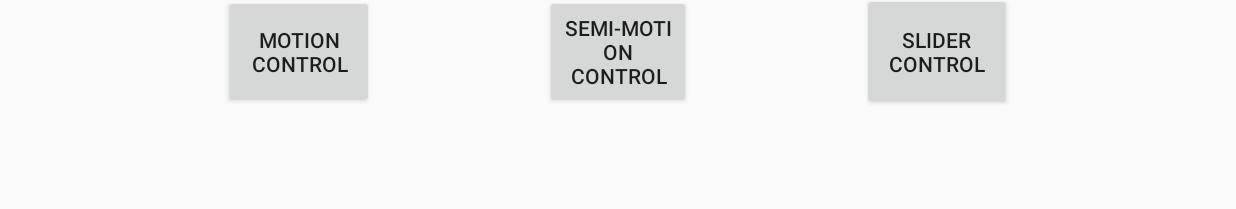
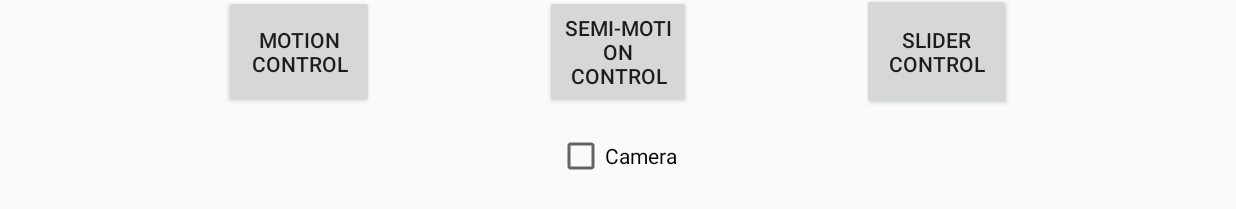
Before and after one commit to rene-langer/rccar_android, an Android app: the screen it shows after launch (MainActivity), on a phone screen of 824 x 412 dp (held sideways). Shown: the part 375-584 px from the top of the screen. Run offline under Robolectric (Android 15) with nearby library versions, the phone set to English and light mode, and no system bars.

Commit message:
CheckBox for Camera on main page added successfully (+ function in 3 activities).

```diff
--- a/app/src/main/java/de/haw_hamburg/bachelorprojekt_rc/rccar/MainActivity.java
+++ b/app/src/main/java/de/haw_hamburg/bachelorprojekt_rc/rccar/MainActivity.java
@@ -13,12 +13,14 @@ import android.os.Bundle;
 import android.util.Log;
 import android.view.View;
 import android.widget.Button;
+import android.widget.CheckBox;
 import android.widget.TextView;
 
 
 public class MainActivity extends AppCompatActivity implements View.OnClickListener {
     Button buttonConnect, buttonMotion, buttonSemiMotion, buttonSlider;
     TextView textViewConnected;
+    CheckBox checkBoxCamera;
 
 
     @Override
@@ -34,6 +36,9 @@ public class MainActivity extends AppCompatActivity implements View.OnClickListe
         buttonSemiMotion.setOnClickListener(this);
         buttonSlider = (Button)findViewById(R.id.buttonControlSlider);
         buttonSlider.setOnClickListener(this);
+
+        // Camera information
+        checkBoxCamera = (CheckBox) findViewById(R.id.checkBoxCamera);
 
         // Connection information
         textViewConnected = (TextView)findViewById(R.id.textViewConnected);
@@ -76,16 +81,19 @@ public class MainActivity extends AppCompatActivity implements View.OnClickListe
             case R.id.buttonControlMotion:
                 // go to ControlMotionActivity
                 Intent intentControlMotion = new Intent(this, ControlMotionActivity.class);
+                intentControlMotion.putExtra("cameraIsChecked", checkBoxCamera.isChecked());
                 startActivity(intentControlMotion);
                 break;
             case R.id.buttonControlSlider:
                 // go to ControlSliderActivity
                 Intent intentControlSlider = new Intent(this, ControlSliderActivity.class);
+                intentControlSlider.putExtra("cameraIsChecked", checkBoxCamera.isChecked());
                 startActivity(intentControlSlider);
                 break;
             case R.id.buttonControlSemiMotion:
                 // go to ControlSemiMotionActivity
                 Intent intentControlSemiMotion = new Intent(this, ControlSemiMotionActivity.class);
+                intentControlSemiMotion.putExtra("cameraIsChecked", checkBoxCamera.isChecked());
                 startActivity(intentControlSemiMotion);
                 break;
         }
--- a/app/src/main/res/layout/activity_main.xml
+++ b/app/src/main/res/layout/activity_main.xml
@@ -100,4 +100,17 @@
         app:layout_constraintTop_toTopOf="parent"
         app:layout_constraintVertical_bias="0.7" />
 
+    <CheckBox
+        android:id="@+id/checkBoxCamera"
+        android:layout_width="wrap_content"
+        android:layout_height="wrap_content"
+        android:layout_marginEnd="8dp"
+        android:layout_marginStart="8dp"
+        android:layout_marginTop="16dp"
+        android:text="Camera"
+        app:layout_constraintEnd_toEndOf="@+id/buttonControlSemiMotion"
+        app:layout_constraintHorizontal_bias="0.0"
+        app:layout_constraintStart_toStartOf="@+id/buttonControlSemiMotion"
+        app:layout_constraintTop_toBottomOf="@+id/buttonControlSemiMotion" />
+
 </android.support.constraint.ConstraintLayout>
```
Also changed, not shown: app/src/main/java/de/haw_hamburg/bachelorprojekt_rc/rccar/ControlMotionActivity.java (+21 -2 lines), app/src/main/java/de/haw_hamburg/bachelorprojekt_rc/rccar/ControlSemiMotionActivity.java (+21 -4 lines), app/src/main/java/de/haw_hamburg/bachelorprojekt_rc/rccar/ControlSliderActivity.java (+25 -2 lines), app/src/main/res/layout/activity_control_semi_motion.xml (+0 -14 lines).
